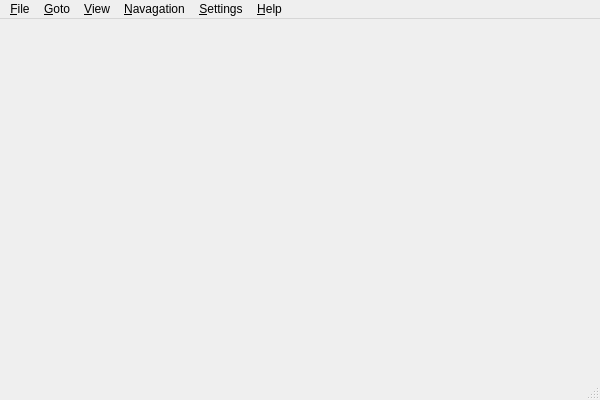
Above: qindle/okular-qte/shell/mainwindow.ui from pretyman/qindle before the change. Below: the same form after it.
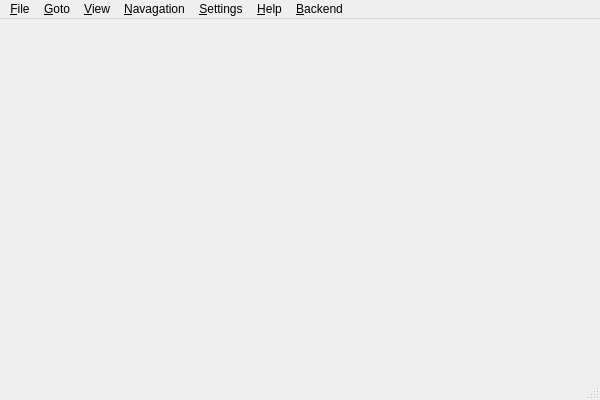
That is the form after the change.

What changed in the file:
```diff
--- a/qindle/okular-qte/shell/mainwindow.ui
+++ b/qindle/okular-qte/shell/mainwindow.ui
@@ -154,12 +154,18 @@
     <addaction name="actionAbout_Okular"/>
     <addaction name="actionAbout_Qt"/>
    </widget>
+   <widget class="QMenu" name="menu_Backend">
+    <property name="title">
+     <string>&amp;Backend</string>
+    </property>
+   </widget>
    <addaction name="menu_File"/>
    <addaction name="menu_Goto"/>
    <addaction name="menu_View"/>
    <addaction name="menu_Navagation"/>
    <addaction name="menu_Setting"/>
    <addaction name="menu_Help"/>
+   <addaction name="menu_Backend"/>
   </widget>
   <widget class="QStatusBar" name="statusBar"/>
   <action name="action_Open">
```
Left out of the diff: 78 changed lines with no effect on the pictures.
